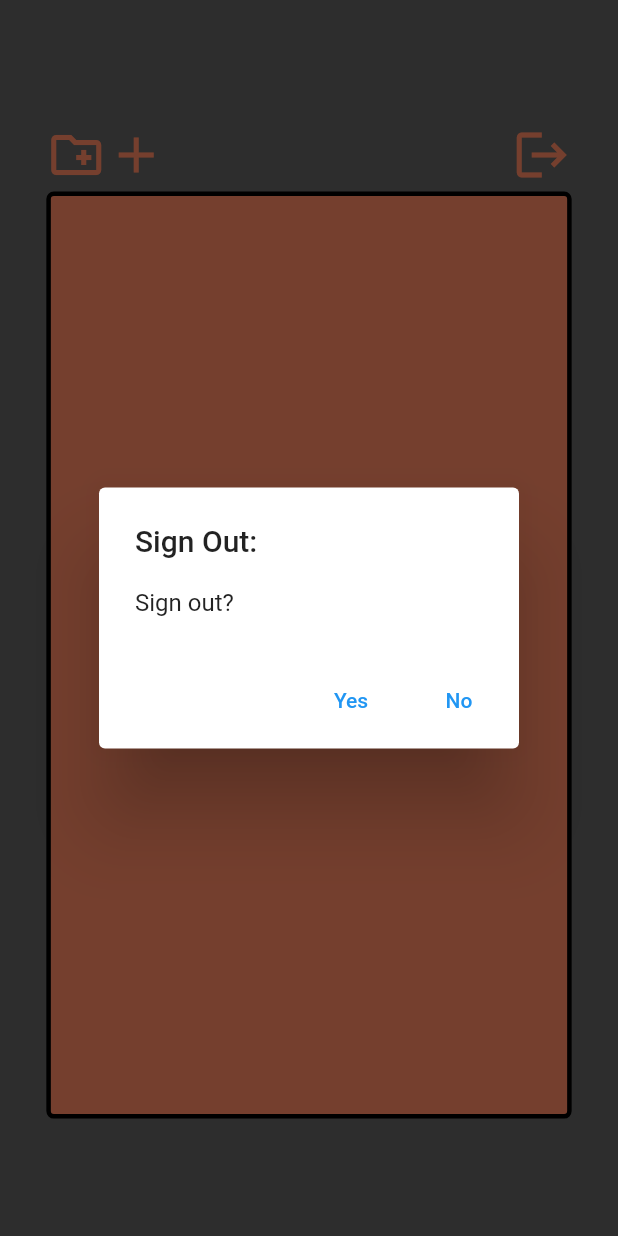
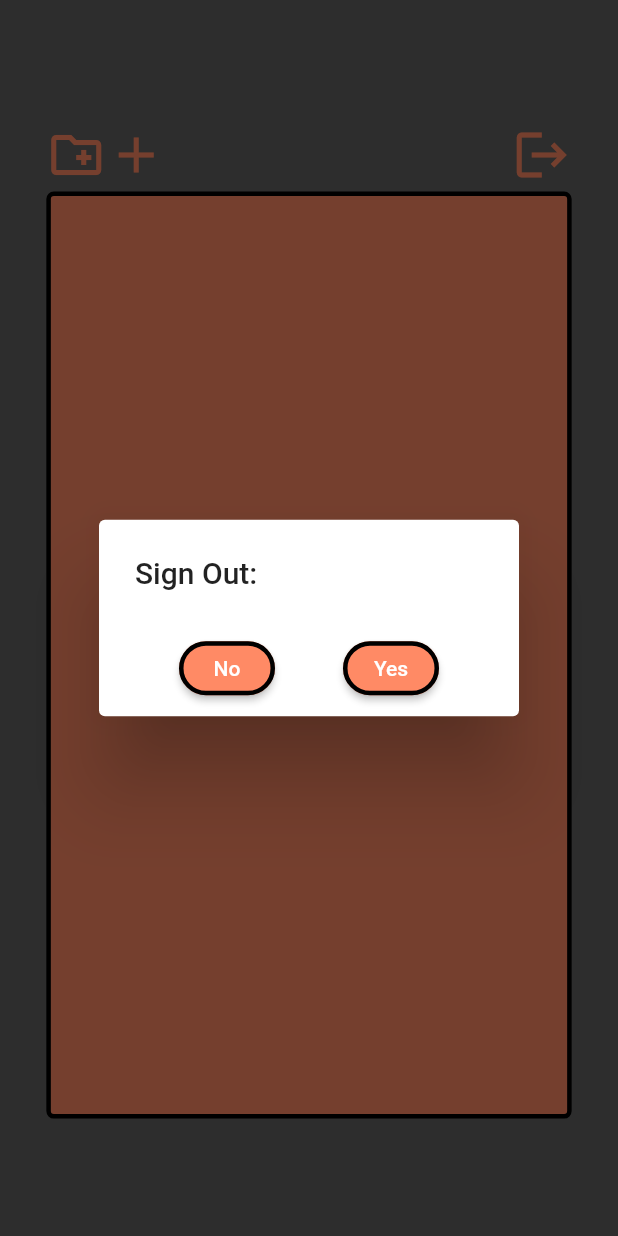
Before and after one commit to OBurnsy22/tempo, a Flutter app: the cardsHome screen opened directly, after a tap on the "logout" icon, on a phone screen of 412 x 824 dp. Run offline on Flutter 3.47's test engine with Material 2 defaults, Android fonts, the phone set to English and light mode, and no system bars; our stand-ins replace bordered_text, cloud_firestore, curved_navigation_bar, firebase_auth, firebase_core, firebase_storage and 3 more; missing offline and left inert: flutter_ringtone_player; accounts and stored records are empty.

Commit message:
Changed the styling on sign out and delete card form

```diff
--- a/tempo/lib/cards.dart
+++ b/tempo/lib/cards.dart
@@ -163,7 +163,36 @@ class cardsHomeState extends State<cardsHome>
               ],
             )),
             actions: <Widget>[
-              TextButton(
+              Row(
+                mainAxisAlignment: MainAxisAlignment.spaceEvenly,
+                children: <Widget>[
+                  ElevatedButton(
+                    style: ElevatedButton.styleFrom(
+                      primary: Colors.deepOrange[300],
+                      shape: RoundedRectangleBorder(
+                        borderRadius: BorderRadius.circular(32.0),
+                      ),
+                      side: BorderSide(
+                        width: 3,
+                        color: Colors.black,
+                      ),
+                    ),
+                    child: Text('No'),
+                    onPressed: () {
+                      Navigator.of(context).pop();
+                    },
+                  ),
+                  ElevatedButton(
+                    style: ElevatedButton.styleFrom(
+                      primary: Colors.deepOrange[300],
+                      shape: RoundedRectangleBorder(
+                        borderRadius: BorderRadius.circular(32.0),
+                      ),
+                      side: BorderSide(
+                        width: 3,
+                        color: Colors.black,
+                      ),
+                    ),
                     child: Text('Yes'),
                     onPressed: () {
                       Navigator.pop(context);
@@ -174,11 +203,7 @@ class cardsHomeState extends State<cardsHome>
                       });
                     },
                   ),
-              TextButton(
-                child: Text('No'),
-                onPressed: () {
-                  Navigator.of(context).pop();
-                },
+                ],
               ),
             ],
           );
@@ -193,14 +218,37 @@ class cardsHomeState extends State<cardsHome>
         builder: (BuildContext context) {
           return AlertDialog(
             title: Text('Sign Out:'),
-            content: SingleChildScrollView(
-                child: ListBody(
+            actions: <Widget>[
+              Row(
+                mainAxisAlignment: MainAxisAlignment.spaceEvenly,
                 children: <Widget>[
-                    Text('Sign out?'),
-                  ],
-                )),
-            actions: <Widget>[
-              TextButton(
+                  ElevatedButton(
+                    style: ElevatedButton.styleFrom(
+                      primary: Colors.deepOrange[300],
+                      shape: RoundedRectangleBorder(
+                        borderRadius: BorderRadius.circular(32.0),
+                      ),
+                      side: BorderSide(
+                        width: 3,
+                        color: Colors.black,
+                      ),
+                    ),
+                    child: Text('No'),
+                    onPressed: () {
+                      Navigator.of(context).pop();
+                    },
+                  ),
+                  ElevatedButton(
+                    style: ElevatedButton.styleFrom(
+                      primary: Colors.deepOrange[300],
+                      shape: RoundedRectangleBorder(
+                        borderRadius: BorderRadius.circular(32.0),
+                      ),
+                      side: BorderSide(
+                        width: 3,
+                        color: Colors.black,
+                      ),
+                    ),
                     child: Text('Yes'),
                     onPressed: () {
                       Navigator.of(context).pop();
@@ -211,11 +259,7 @@ class cardsHomeState extends State<cardsHome>
                       });
                     },
                   ),
-              TextButton(
-                child: Text('No'),
-                onPressed: () {
-                  Navigator.of(context).pop();
-                },
+                ],
               ),
             ],
           );
```
Lines whose indentation alone changed are shown as unchanged.
